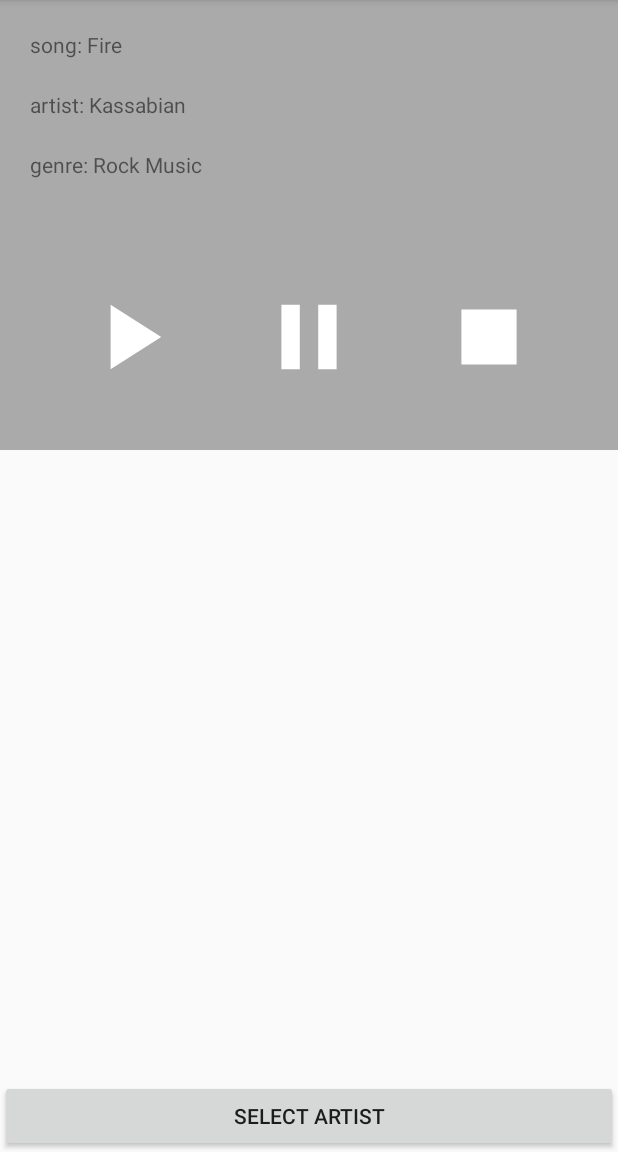
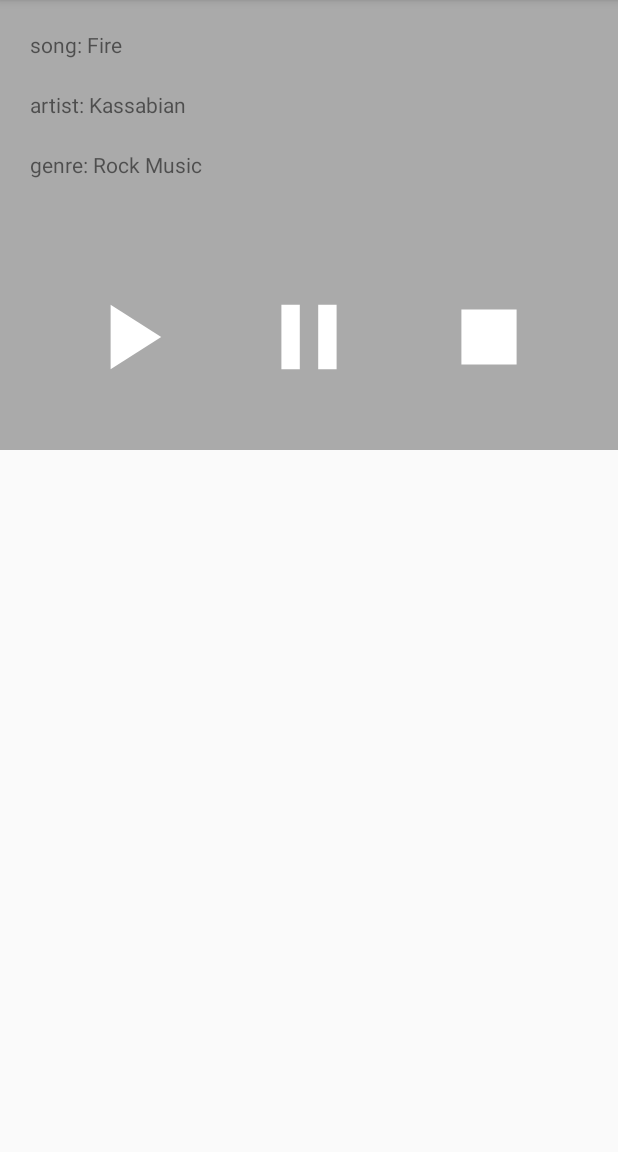
Before and after one commit to AleksandrAlex/Customcollections, an Android app: the PlayerActivity screen opened directly, with no data from a screen before it, on a phone screen of 412 x 824 dp, the part 84-1236 px from its top. Run offline under Robolectric (Android 15) with nearby library versions, the phone set to English and light mode, and no system bars; 3 statements that could not run were skipped.

Commit message:
FAT-6842: Fixed all classes throw java convention (Cut button from Player Activity).
Signed-off-by: AleksandrAlex <suslovalmi@mail.ru>

```diff
--- a/app/src/main/res/layout/activity_player.xml
+++ b/app/src/main/res/layout/activity_player.xml
@@ -12,11 +12,4 @@
         android:layout_width="match_parent"
         android:layout_height="wrap_content"/>
 
-    <Button
-        android:id="@+id/select_artist"
-        android:text="@string/selectArtist"
-        app:layout_constraintBottom_toBottomOf="parent"
-        android:layout_width="match_parent"
-        android:layout_height="wrap_content"/>
-
 </androidx.constraintlayout.widget.ConstraintLayout>
```
